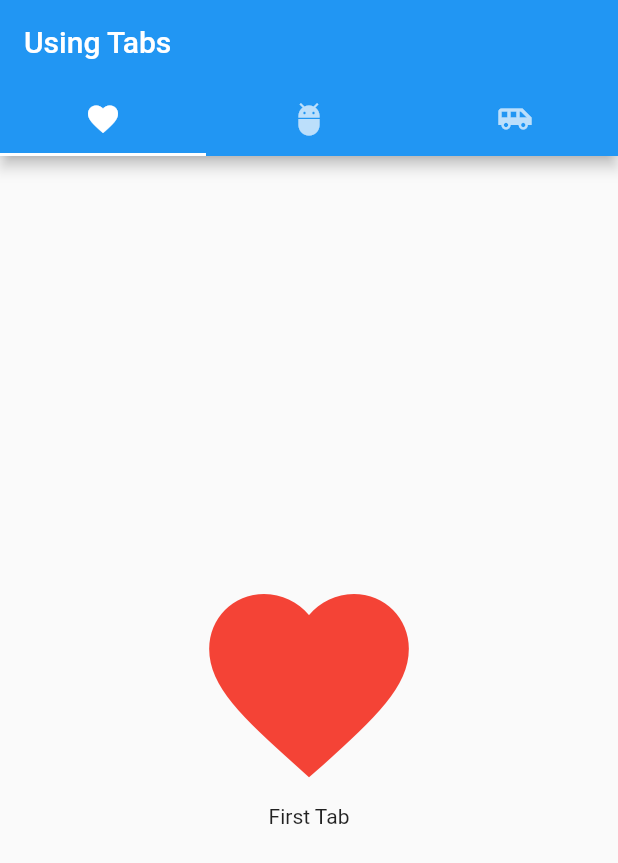
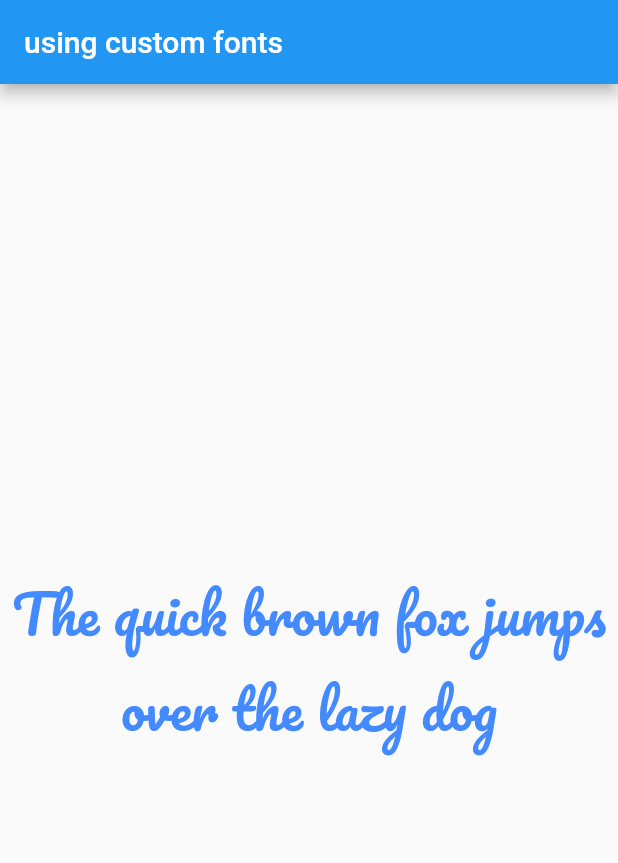
Before and after one commit to LoveqLRC/my_flutter_app, a Flutter app: the screen it shows after launch, on a phone screen of 412 x 824 dp. Shown: the top 863 px of the screen. Run offline on Flutter 3.47's test engine with Material 2 defaults, Android fonts, the phone set to English and light mode, and no system bars.

Commit message:
add bottom tab & custom fonts demo

```diff
--- a/lib/main.dart
+++ b/lib/main.dart
@@ -8,11 +8,13 @@ import 'using_http_get.dart';
 import 'using_alter_dialog.dart';
 import 'using_stepper.dart';
 import 'using_tab.dart';
+import 'using_bottom_tab.dart';
+import 'using_custom_fonts.dart';
 
 void main() {
   runApp(new MaterialApp(
     title: "UsingStepper",
-    home: new UsingTab(),
+    home: new UsingCustomFonts(),
 //    theme: new ThemeData(primarySwatch: Colors.green),
   ));
 }
--- /dev/null
+++ b/lib/using_custom_fonts.dart
@@ -0,0 +1,22 @@
+import 'package:flutter/material.dart';
+import './utils.dart' as utils;
+
+class UsingCustomFonts extends StatelessWidget {
+  @override
+  Widget build(BuildContext context) {
+    return new Scaffold(
+      appBar: new AppBar(
+        title: new Text("using custom fonts"),
+      ),
+      body: new Container(
+        child: new Center(
+          child: new Text(
+            "The quick brown fox jumps over the lazy dog",
+            textAlign: TextAlign.center,
+            style: utils.getCustomFontTextStyle(),
+          ),
+        ),
+      ),
+    );
+  }
+}
--- /dev/null
+++ b/lib/utils.dart
@@ -0,0 +1,10 @@
+import 'package:flutter/material.dart';
+
+TextStyle getCustomFontTextStyle() {
+  return const TextStyle(
+    color: Colors.blueAccent,
+    fontFamily: 'Pacifico',
+    fontWeight: FontWeight.w400,
+    fontSize: 36.0,
+  );
+}
--- a/pubspec.yaml
+++ b/pubspec.yaml
@@ -74,3 +74,8 @@ flutter:
   #
   # For details regarding fonts from package dependencies,
   # see https://flutter.dev/custom-fonts/#from-packages
+  fonts:
+    - family: Pacifico
+      fonts:
+        - asset: data_repo/fonts/Pacifico-Regular.ttf
+          weight: 400
```
Also changed, not shown: lib/using_bottom_tab.dart (added, +60 -0 lines), data_repo/fonts/Pacifico-Regular.ttf (added).
